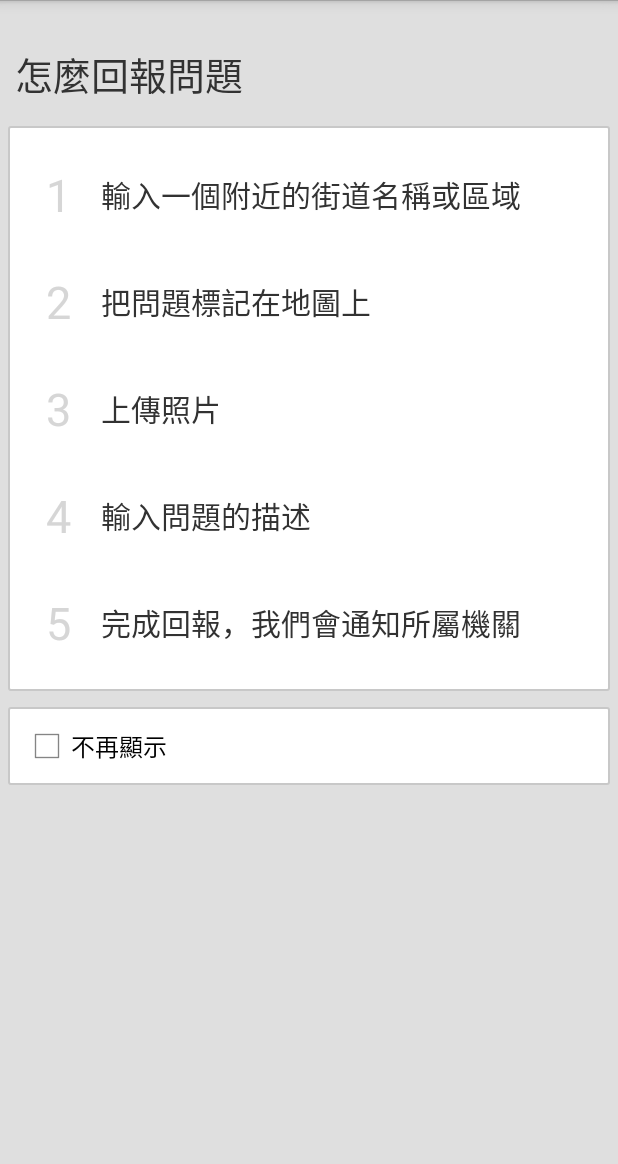
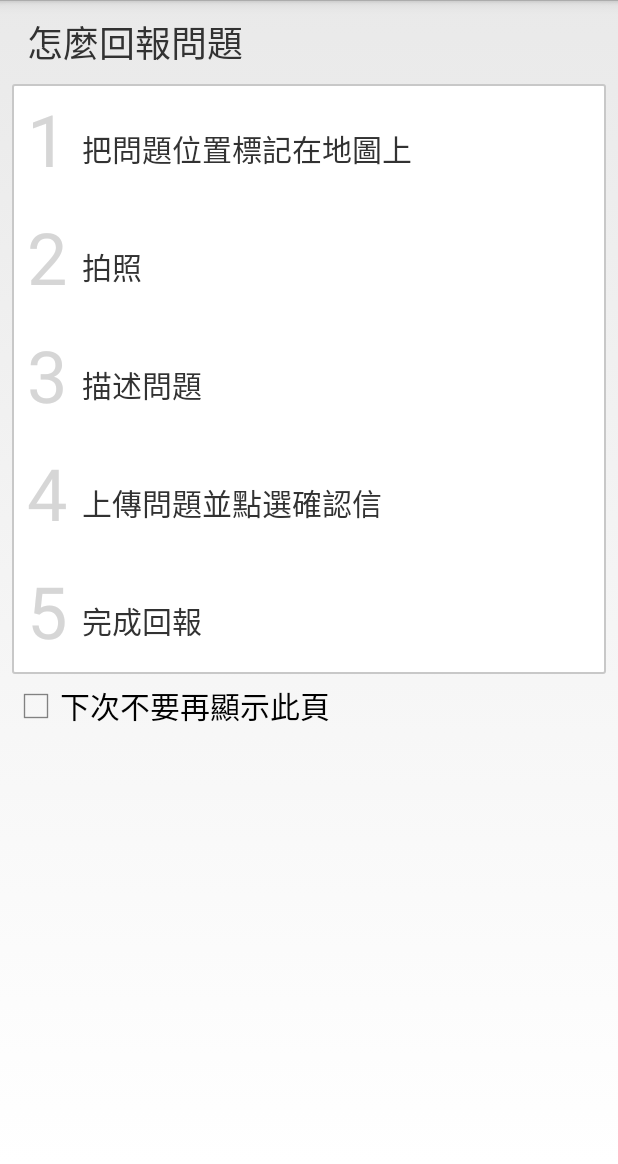
Before and after one commit to newmanchen/tainan-1999, an Android app: the fragment ReportTipsFragment shown on its own in the app's theme, on a phone screen of 412 x 824 dp, the part 72-1236 px from its top. Run offline under Robolectric (Android 15) with nearby library versions, the phone set to English and light mode, and no system bars.

Commit message:
refine tips

```diff
--- a/tainan311/src/main/java/tn/opendata/tainan311/ReportTipsFragment.java
+++ b/tainan311/src/main/java/tn/opendata/tainan311/ReportTipsFragment.java
@@ -39,14 +39,7 @@ public class ReportTipsFragment extends WizardFragment {
     public void onActivityCreated(Bundle savedInstanceState) {
         super.onActivityCreated(savedInstanceState);
 
-        //FIXME: only for test..
-        new Handler().postDelayed(new Runnable() {
-
-            @Override
-            public void run() {
-                setReady(true);
-            }
-        }, 1000);
+        setReady(true);
     }
 
     @Override
--- a/tainan311/src/main/res/layout/fragment_map.xml
+++ b/tainan311/src/main/res/layout/fragment_map.xml
@@ -2,17 +2,11 @@
                 xmlns:tools="http://schemas.android.com/tools"
                 android:layout_width="match_parent"
                 android:layout_height="match_parent"
-                android:paddingTop="@dimen/activity_vertical_margin"
+                android:padding="8dp"
                 tools:context="tn.opendata.tainan311.ReportActivity$PlaceholderFragment">
 
     <TextView android:id="@+id/msg"
-              android:layout_width="match_parent"
-              android:layout_height="wrap_content"
-              android:textSize="18sp"
-              android:singleLine="false"
-              android:layout_marginBottom="16dp"
-              android:layout_marginLeft="8dp"
-              android:layout_marginRight="8dp"
+              style="@style/WizardTitle"
               android:text="@string/msg_drag_pin"
 
             />
@@ -20,12 +14,14 @@
 
     <RelativeLayout android:layout_width="match_parent"
                     android:layout_height="match_parent"
+                    android:background="@drawable/shape_card"
+                    android:padding="3dp"
                     android:layout_below="@id/msg">
         <fragment
                 android:id="@+id/map"
                 android:name="com.google.android.gms.maps.MapFragment"
-                android:layout_width="fill_parent"
-                android:layout_height="fill_parent"
+                android:layout_width="match_parent"
+                android:layout_height="match_parent"
                 android:clickable="true"
                 />
 
--- a/tainan311/src/main/res/layout/fragment_tips.xml
+++ b/tainan311/src/main/res/layout/fragment_tips.xml
@@ -1,47 +1,66 @@
-<LinearLayout android:orientation="vertical" android:background="#ffdfdfdf" android:layout_width="fill_parent" android:layout_height="fill_parent"
-    xmlns:android="http://schemas.android.com/apk/res/android">
+<ScrollView xmlns:android="http://schemas.android.com/apk/res/android"
+            android:scrollbarStyle="outsideOverlay"
+            android:layout_width="match_parent"
+            android:layout_height="match_parent">
+    <LinearLayout android:orientation="vertical" android:layout_width="fill_parent"
+                  android:layout_height="wrap_content"
+                  android:padding="8dp">
+        <TextView android:id="@+id/tips_title"
+                  style="@style/WizardTitle"
+                  android:text="@string/tips_title"/>
 
-    <LinearLayout android:layout_gravity="center" android:orientation="horizontal" android:id="@+id/layout_preserve_for_header" android:layout_width="320.0dip" android:layout_height="20.0dip" android:layout_weight="0.0" />
+        <GridLayout xmlns:android="http://schemas.android.com/apk/res/android"
+                    android:id="@+id/tips_container"
+                    android:layout_width="match_parent"
+                    android:layout_height="wrap_content"
+                    android:columnCount="2"
+                    android:rowCount="2"
+
+                    android:orientation="horizontal"
+                    android:background="@drawable/shape_card">
 
 
-
-    <ScrollView android:scrollbarStyle="outsideOverlay" android:id="@+id/scrollView1" android:layout_width="fill_parent" android:layout_height="wrap_content" android:layout_weight="1.0">
-        <LinearLayout  android:orientation="vertical"  android:layout_width="fill_parent" android:layout_height="wrap_content">
-            <TextView android:id="@+id/tips_title"  android:layout_centerVertical="true" android:padding="10.0dip" android:textSize="25.0sp" android:layout_width="wrap_content" android:layout_height="wrap_content" android:text="@string/tips_title" />
-
-            <LinearLayout android:id="@+id/tips_container" android:orientation="vertical" android:background="@drawable/shape_card" android:padding="10.0dip" android:layout_width="fill_parent" android:layout_height="wrap_content" android:layout_margin="5.0dip">
-                <RelativeLayout  android:orientation="vertical"   android:layout_width="fill_parent" android:layout_height="wrap_content" android:layout_margin="5.0dip">
-                    <TextView android:id="@+id/tips1_no" android:layout_alignParentLeft="true" android:layout_centerVertical="true"  android:padding="10.0dip" android:textSize="30.0sp" android:layout_width="wrap_content" android:layout_height="wrap_content" android:textColor="#CCCCCCCC" android:text="@string/tips_step1_no" />
-                    <TextView android:id="@+id/tips1" android:layout_toRightOf="@+id/tips1_no" android:layout_centerVertical="true" android:padding="10.0dip" android:textSize="20.0sp" android:layout_width="wrap_content" android:layout_height="wrap_content" android:text="@string/tips_step1" />
-                </RelativeLayout>
-
-                <RelativeLayout  android:orientation="vertical"  android:layout_width="fill_parent" android:layout_height="wrap_content" android:layout_margin="5.0dip">
-                    <TextView android:id="@+id/tips2_no" android:layout_alignParentLeft="true" android:layout_centerVertical="true"  android:padding="10.0dip" android:textSize="30.0sp" android:layout_width="wrap_content" android:layout_height="wrap_content" android:textColor="#CCCCCCCC" android:text="@string/tips_step2_no" />
-                    <TextView android:id="@+id/tips2" android:layout_toRightOf="@+id/tips2_no" android:layout_centerVertical="true" android:padding="10.0dip" android:textSize="20.0sp" android:layout_width="wrap_content" android:layout_height="wrap_content" android:text="@string/tips_step2" />
-                </RelativeLayout>
-
-                <RelativeLayout  android:orientation="vertical"  android:layout_width="fill_parent" android:layout_height="wrap_content" android:layout_margin="5.0dip">
-                    <TextView android:id="@+id/tips3_no" android:layout_alignParentLeft="true" android:layout_centerVertical="true"  android:padding="10.0dip" android:textSize="30.0sp" android:layout_width="wrap_content" android:layout_height="wrap_content" android:textColor="#CCCCCCCC" android:text="@string/tips_step3_no" />
-                    <TextView android:id="@+id/tips3" android:layout_toRightOf="@+id/tips3_no" android:layout_centerVertical="true" android:padding="10.0dip" android:textSize="20.0sp" android:layout_width="wrap_content" android:layout_height="wrap_content" android:text="@string/tips_step3" />
-                </RelativeLayout>
-
-                <RelativeLayout  android:orientation="vertical"  android:layout_width="fill_parent" android:layout_height="wrap_content" android:layout_margin="5.0dip">
-                    <TextView android:id="@+id/tips4_no" android:layout_alignParentLeft="true" android:layout_centerVertical="true"  android:padding="10.0dip" android:textSize="30.0sp" android:layout_width="wrap_content" android:layout_height="wrap_content" android:textColor="#CCCCCCCC" android:text="@string/tips_step4_no" />
-                    <TextView android:id="@+id/tips4" android:layout_toRightOf="@+id/tips4_no" android:layout_centerVertical="true" android:padding="10.0dip" android:textSize="20.0sp" android:layout_width="wrap_content" android:layout_height="wrap_content" android:text="@string/tips_step4" />
-                </RelativeLayout>
-
-                <RelativeLayout  android:orientation="vertical"   android:layout_width="fill_parent" android:layout_height="wrap_content" android:layout_margin="5.0dip">
-                    <TextView android:id="@+id/tips5_no" android:layout_alignParentLeft="true" android:layout_centerVertical="true"  android:padding="10.0dip" android:textSize="30.0sp" android:layout_width="wrap_content" android:layout_height="wrap_content" android:textColor="#CCCCCCCC" android:text="@string/tips_step5_no" />
-                    <TextView android:id="@+id/tips5" android:layout_toRightOf="@+id/tips5_no" android:layout_centerVertical="true" android:padding="10.0dip" android:textSize="20.0sp" android:layout_width="wrap_content" android:layout_height="wrap_content" android:text="@string/tips_step5" />
-                </RelativeLayout>
-            </LinearLayout>
-
-            <LinearLayout android:orientation="vertical" android:background="@drawable/shape_card" android:padding="10.0dip" android:layout_width="fill_parent" android:layout_height="wrap_content" android:layout_margin="5.0dip">
-                <CheckBox android:id="@+id/checkbox_ignore_tips" android:layout_width="wrap_content" android:layout_height="wrap_content" android:checked="false" android:text="@string/tips_ignore" />
-            </LinearLayout>
-        </LinearLayout>
+            <TextView android:id="@+id/tips1_no"
+                      style="@style/TipIndex"
+                      android:text="@string/tips_step1_no"/>
+            <TextView android:id="@+id/tips1"
+                      style="@style/TipText"
+                      android:text="@string/tips_step1"/>
+            <TextView android:id="@+id/tips2_no"
+                      style="@style/TipIndex"
+                      android:text="@string/tips_step2_no"/>
+            <TextView android:id="@+id/tips2"
+                      style="@style/TipText"
+                      android:text="@string/tips_step2"/>
+            <TextView android:id="@+id/tips3_no"
+                      style="@style/TipIndex"
+                      android:text="@string/tips_step3_no"/>
+            <TextView android:id="@+id/tips3"
+                      style="@style/TipText"
+                      android:text="@string/tips_step3"/>
+            <TextView android:id="@+id/tips4_no"
+                      style="@style/TipIndex"
+                      android:text="@string/tips_step4_no"/>
+            <TextView android:id="@+id/tips4"
+                      style="@style/TipText"
+                      android:text="@string/tips_step4"/>
+            <TextView android:id="@+id/tips5_no"
+                      style="@style/TipIndex"
+                      android:text="@string/tips_step5_no"/>
+            <TextView android:id="@+id/tips5"
+                      style="@style/TipText"
+                      android:text="@string/tips_step5"/>
+        </GridLayout>
 
 
-    </ScrollView>
+        <CheckBox android:id="@+id/checkbox_ignore_tips"
+                  android:layout_width="wrap_content"
+                  android:layout_height="wrap_content"
+                  android:checked="false"
+                  android:textSize="20sp"
+                  android:layout_marginTop="5dp"
+                  android:text="@string/tips_ignore"/>
+    </LinearLayout>
 
-</LinearLayout>
+
+</ScrollView>
--- a/tainan311/src/main/res/values/strings.xml
+++ b/tainan311/src/main/res/values/strings.xml
@@ -16,7 +16,7 @@
     <string name="next">下一步</string>
     <string name="previous">上一步</string>
     <string name="done">完成</string>
-    <string name="msg_drag_pin">請拖拉地圖並將箭頭對準問題發生的地點。</string>
+    <string name="msg_drag_pin">將箭頭對準問題發生位置</string>
 
     <string name="request_list_title">問題清單</string>
     <string name="status_open">OPEN</string>
@@ -31,12 +31,12 @@
     <string name="category">category</string>
 
     <string name="tips_title">怎麼回報問題</string>
-    <string name="tips_ignore">不再顯示</string>
-    <string name="tips_step1">輸入一個附近的街道名稱或區域</string>
-    <string name="tips_step2">把問題標記在地圖上</string>
-    <string name="tips_step3">上傳照片</string>
-    <string name="tips_step4">輸入問題的描述</string>
-    <string name="tips_step5">完成回報，我們會通知所屬機關</string>
+    <string name="tips_ignore">下次不要再顯示此頁</string>
+    <string name="tips_step1">把問題位置標記在地圖上</string>
+    <string name="tips_step2">拍照</string>
+    <string name="tips_step3">描述問題</string>
+    <string name="tips_step4">上傳問題並點選確認信</string>
+    <string name="tips_step5">完成回報</string>
     <string name="tips_step1_no">1</string>
     <string name="tips_step2_no">2</string>
     <string name="tips_step3_no">3</string>
--- a/tainan311/src/main/res/values/styles.xml
+++ b/tainan311/src/main/res/values/styles.xml
@@ -12,5 +12,33 @@
         <item name="android:background">#ffbcc8ce</item>
     </style>
 
+    <style name="TipIndex">
+        <item name="android:layout_width">wrap_content</item>
+        <item name="android:layout_height">wrap_content</item>
+        <item name="android:textColor">#CCCCCCCC</item>
+        <item name="android:layout_marginLeft">10dp</item>
+        <item name="android:layout_marginRight">10dp</item>
+        <item name="android:layout_marginTop">4dp</item>
+        <item name="android:layout_margin">10dp</item>
+        <item name="android:textSize">48sp</item>
+        <item name="android:gravity">bottom</item>
+    </style>
+
+    <style name="TipText">
+        <item name="android:layout_width">wrap_content</item>
+        <item name="android:layout_height">wrap_content</item>
+        <item name="android:textSize">20sp</item>
+    </style>
+
+    <style name="WizardTitle">
+        <item name="android:layout_width">wrap_content</item>
+        <item name="android:layout_height">wrap_content</item>
+        <item name="android:textSize">24sp</item>
+        <item name="android:layout_marginTop">2dp</item>
+        <item name="android:layout_marginLeft">10dp</item>
+        <item name="android:layout_marginBottom">10dp</item>
+        <item name="android:singleLine">true</item>
+    </style>
+
 
 </resources>
```
Also changed, not shown: tainan311/src/main/AndroidManifest.xml (+2 -8 lines).
